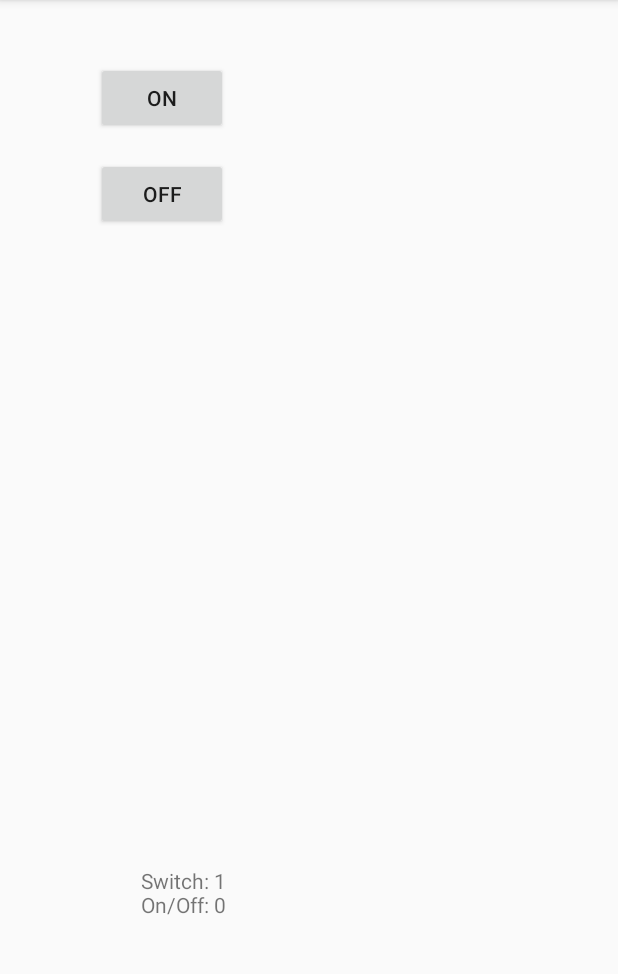
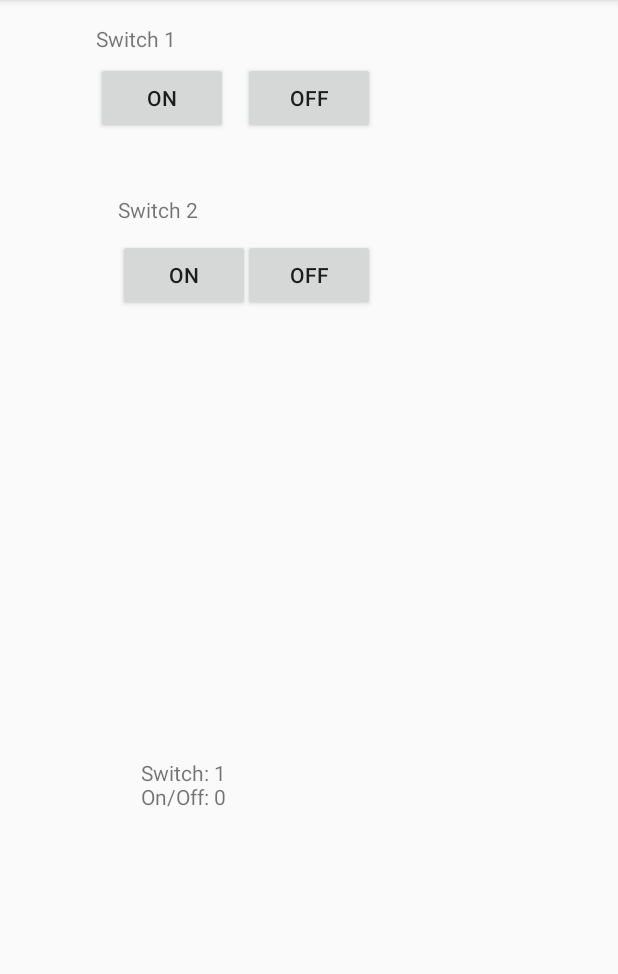
Before and after one commit to grtld/hardhack, an Android app: the screen it shows after launch (MainActivity), after a tap on "OFF", on a phone screen of 412 x 824 dp, the part 84-1058 px from its top. Run offline under Robolectric (Android 15) with nearby library versions, the phone set to English and light mode, and no system bars; 1 other tap on this screen came first.

Commit message:
added toast and buttons for another switch

```diff
--- a/lightapp/app/src/main/java/com/example/codegirl/lightapp/MainActivity.java
+++ b/lightapp/app/src/main/java/com/example/codegirl/lightapp/MainActivity.java
@@ -1,9 +1,11 @@
 package com.example.codegirl.lightapp;
 
+import android.content.Context;
 import android.support.v7.app.AppCompatActivity;
 import android.os.Bundle;
 import android.view.View;
 import android.widget.TextView;
+import android.widget.Toast;
 
 public class MainActivity extends AppCompatActivity {
     TextView myTextView;
@@ -19,5 +21,20 @@ public class MainActivity extends AppCompatActivity {
         String tag = view.getTag().toString();
         String[] tag_parts = tag.split("_");
         myTextView.setText("Switch: " + tag_parts[1] + "\nOn/Off: " + tag_parts[2]);
+
+        Context context = getApplicationContext();
+        String status;
+        String switchTag = tag_parts[1];
+        if(tag_parts[2].equals("0")) {
+            status = "OFF";
+        }
+        else {
+            status = "ON";
+        }
+        CharSequence text = "Switch " + switchTag + " " + status;
+        int duration = Toast.LENGTH_SHORT;
+
+        Toast toast = Toast.makeText(context, text, duration);
+        toast.show();
     }
 }
--- a/lightapp/app/src/main/res/layout/activity_main.xml
+++ b/lightapp/app/src/main/res/layout/activity_main.xml
@@ -5,6 +5,17 @@
     android:layout_width="match_parent"
     android:layout_height="match_parent"
     tools:context="com.example.codegirl.lightapp.MainActivity">
+
+    <TextView
+        android:id="@+id/textView2"
+        android:layout_width="wrap_content"
+        android:layout_height="wrap_content"
+        android:layout_marginTop="16dp"
+        android:text="Switch 1"
+        app:layout_constraintLeft_toLeftOf="@+id/button_1_1"
+        app:layout_constraintTop_toTopOf="parent"
+        tools:layout_constraintLeft_creator="1"
+        tools:layout_constraintTop_creator="1" />
 
     <Button
         android:id="@+id/button_1_1"
@@ -27,11 +38,12 @@
         android:layout_height="wrap_content"
         android:text="@string/button_1_off"
         android:onClick="sendRequest"
-        tools:layout_constraintTop_creator="1"
-        android:layout_marginTop="16dp"
-        app:layout_constraintTop_toBottomOf="@+id/button_1_1"
+        app:layout_constraintBaseline_toBaselineOf="@+id/button_1_1"
+        tools:layout_constraintBaseline_creator="1"
         tools:layout_constraintLeft_creator="1"
-        app:layout_constraintLeft_toLeftOf="@+id/button_1_1" />
+        tools:layout_constraintRight_creator="1"
+        app:layout_constraintRight_toRightOf="parent"
+        app:layout_constraintLeft_toLeftOf="parent" />
 
     <TextView
         android:id="@+id/textView"
@@ -42,8 +54,48 @@
         android:layout_marginStart="94dp"
         app:layout_constraintBottom_toBottomOf="parent"
         tools:layout_constraintLeft_creator="1"
-        android:layout_marginBottom="155dp"
+        android:layout_marginBottom="227dp"
         app:layout_constraintLeft_toLeftOf="parent"
         android:layout_marginLeft="94dp" />
 
+    <TextView
+        android:id="@+id/textView4"
+        android:layout_width="wrap_content"
+        android:layout_height="wrap_content"
+        android:text="Switch 2"
+        app:layout_constraintRight_toLeftOf="@+id/button_2_0"
+        tools:layout_constraintRight_creator="1"
+        tools:layout_constraintBottom_creator="1"
+        app:layout_constraintBottom_toTopOf="@+id/button_2_1"
+        android:layout_marginEnd="30dp"
+        android:layout_marginBottom="10dp" />
+
+    <Button
+        android:id="@+id/button_2_1"
+        android:tag="button_2_1"
+        android:layout_width="wrap_content"
+        android:layout_height="wrap_content"
+        android:layout_marginTop="70dp"
+        android:text="ON"
+        android:onClick="sendRequest"
+        app:layout_constraintLeft_toLeftOf="@+id/textView4"
+        app:layout_constraintTop_toBottomOf="@+id/button_1_1"
+        tools:layout_constraintLeft_creator="1"
+        tools:layout_constraintTop_creator="1" />
+
+    <Button
+        android:id="@+id/button_2_0"
+        android:tag="button_2_0"
+        android:layout_width="wrap_content"
+        android:layout_height="wrap_content"
+        android:layout_marginTop="70dp"
+        android:text="OFF"
+        android:onClick="sendRequest"
+        app:layout_constraintLeft_toLeftOf="@+id/button_1_0"
+        app:layout_constraintRight_toRightOf="@+id/button_1_0"
+        app:layout_constraintTop_toBottomOf="@+id/button_1_0"
+        tools:layout_constraintLeft_creator="1"
+        tools:layout_constraintRight_creator="1"
+        tools:layout_constraintTop_creator="1" />
+
 </android.support.constraint.ConstraintLayout>
```
